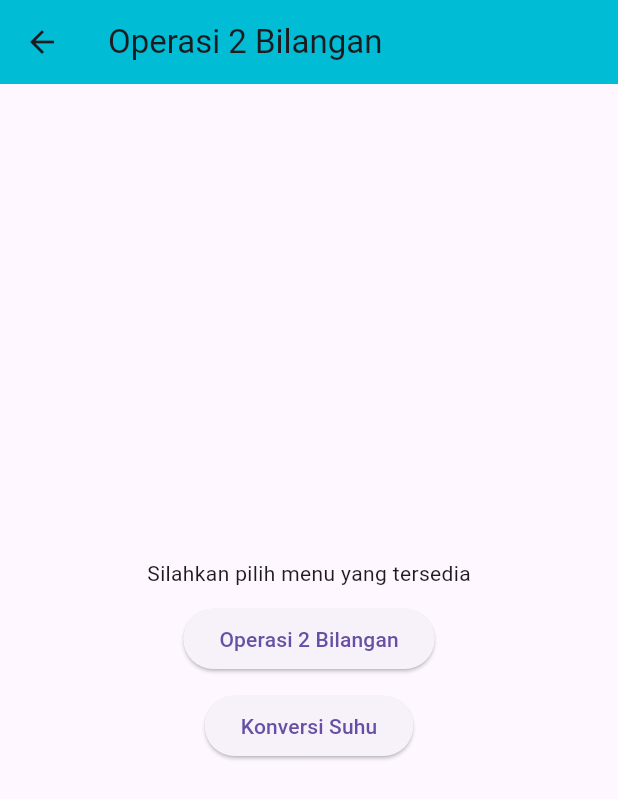
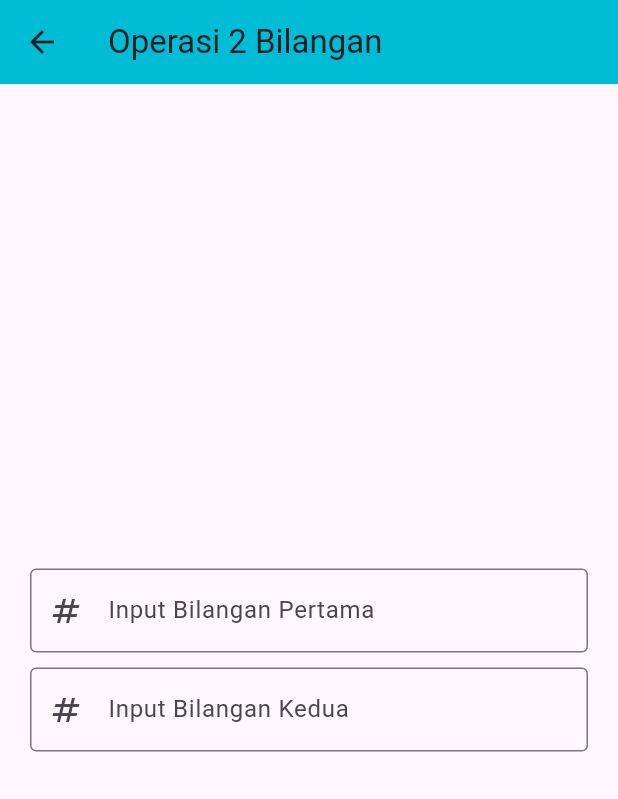
Before and after one commit to maa040424/ChallengeNNN, a Flutter app: the Operasi2bilangan screen opened directly, on a phone screen of 412 x 824 dp. Shown: the top 799 px of the screen. Run offline on Flutter 3.47's test engine with Material 3 defaults, Android fonts, the light colour scheme and no system bars.

Commit message:
Latihan Flutter

```diff
--- a/Hari07/Dart/projek02_perhitungan5b/lib/beranda.dart
+++ b/Hari07/Dart/projek02_perhitungan5b/lib/beranda.dart
@@ -1,4 +1,5 @@
 import 'package:flutter/material.dart';
+import 'package:projek02_perhitungan5b/operasi2bilangan.dart';
 
 class BerandaPage extends StatelessWidget {
   const BerandaPage({super.key});
@@ -18,7 +19,14 @@
             SizedBox(
               height: 10,
             ),
-            ElevatedButton(onPressed: () {}, child: Text("Operasi 2 Bilangan")),
+            ElevatedButton(
+                onPressed: () {
+                  Navigator.push(
+                      context,
+                      MaterialPageRoute(
+                          builder: (context) => Operasi2bilangan()));
+                },
+                child: Text("Operasi 2 Bilangan")),
             SizedBox(
               height: 10,
             ),
--- a/Hari07/Dart/projek02_perhitungan5b/lib/operasi2bilangan.dart
+++ b/Hari07/Dart/projek02_perhitungan5b/lib/operasi2bilangan.dart
@@ -10,26 +10,31 @@
         title: Text("Operasi 2 Bilangan"),
         backgroundColor: Colors.cyan,
       ),
-      body: Center(
+      body: Padding(
+        padding: const EdgeInsets.all(20),
+        child: Center(
           child: Column(
             mainAxisAlignment: MainAxisAlignment.center,
             children: [
-            Text("Silahkan pilih menu yang tersedia"),
-            SizedBox(
-              height: 10,
-            ),
-            ElevatedButton(
-              onPressed: () {},
-              child: Text("Operasi 2 Bilangan"),
+              TextField(
+                decoration: InputDecoration(
+                    border: OutlineInputBorder(),
+                    hintText: "Input Bilangan Pertama",
+                    labelText: "Input Bilangan Pertama",
+                    prefixIcon: Icon(Icons.numbers)),
               ),
               SizedBox(
                 height: 10,
               ),
-            ElevatedButton(
-              onPressed: () {},
-              child: Text("Konversi Suhu"),
+              TextField(
+                decoration: InputDecoration(
+                    border: OutlineInputBorder(),
+                    hintText: "Input Bilangan Kedua",
+                    labelText: "Input Bilangan Kedua",
+                    prefixIcon: Icon(Icons.numbers)),
               ),
             ],
+          ),
         ),
       ),
     );
```
Lines whose indentation alone changed are shown as unchanged.
